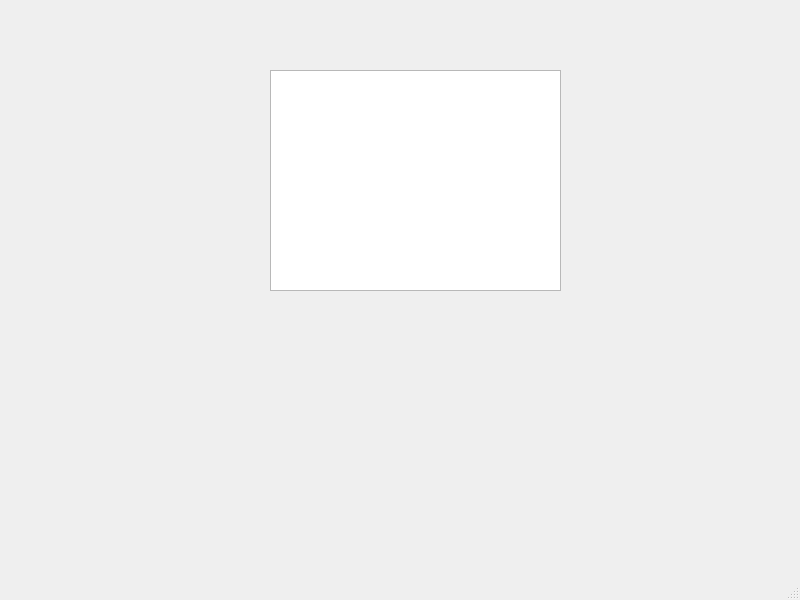
Qt form Client/src/loby/mainwindow.ui (dyylanl/Dune) before a commit.
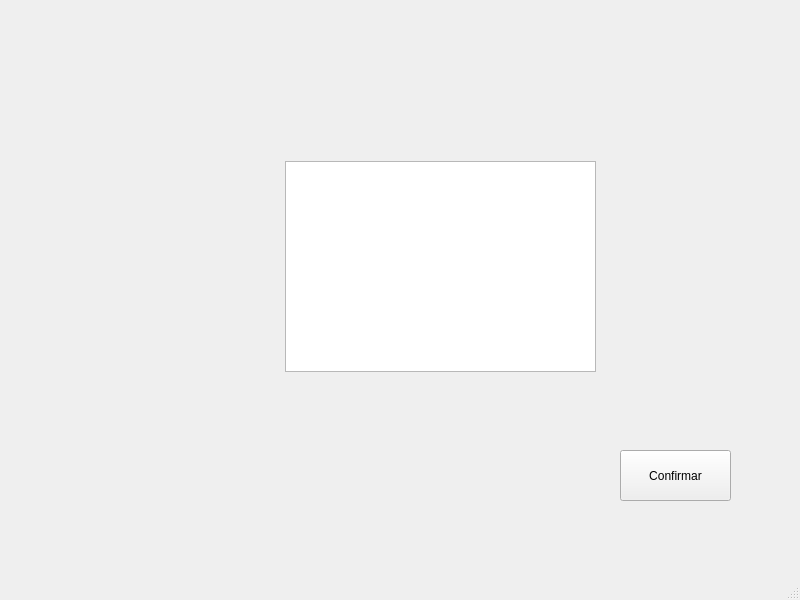
The same form after that commit.

Diff of the .ui file:
```diff
--- a/Client/src/loby/mainwindow.ui
+++ b/Client/src/loby/mainwindow.ui
@@ -24,7 +24,7 @@
      </rect>
     </property>
     <property name="currentIndex">
-     <number>3</number>
+     <number>4</number>
     </property>
     <widget class="QWidget" name="page_inicio">
      <widget class="QLabel" name="titulo_label">
@@ -205,6 +205,44 @@
        </rect>
       </property>
      </widget>
+     <widget class="QPushButton" name="button_confirmar_unirse">
+      <property name="geometry">
+       <rect>
+        <x>548</x>
+        <y>374</y>
+        <width>131</width>
+        <height>51</height>
+       </rect>
+      </property>
+      <property name="text">
+       <string>Confirmar</string>
+      </property>
+     </widget>
+    </widget>
+    <widget class="QWidget" name="page_lista_mapas">
+     <widget class="QListWidget" name="lista_mapas">
+      <property name="geometry">
+       <rect>
+        <x>275</x>
+        <y>151</y>
+        <width>311</width>
+        <height>211</height>
+       </rect>
+      </property>
+     </widget>
+     <widget class="QPushButton" name="button_confirmar_mapa">
+      <property name="geometry">
+       <rect>
+        <x>610</x>
+        <y>440</y>
+        <width>111</width>
+        <height>51</height>
+       </rect>
+      </property>
+      <property name="text">
+       <string>Confirmar</string>
+      </property>
+     </widget>
     </widget>
     <widget class="QWidget" name="page_casas">
      <widget class="QLabel" name="bienvenida_label">
```
Left out of the diff: 28 changed lines with no effect on the pictures.
